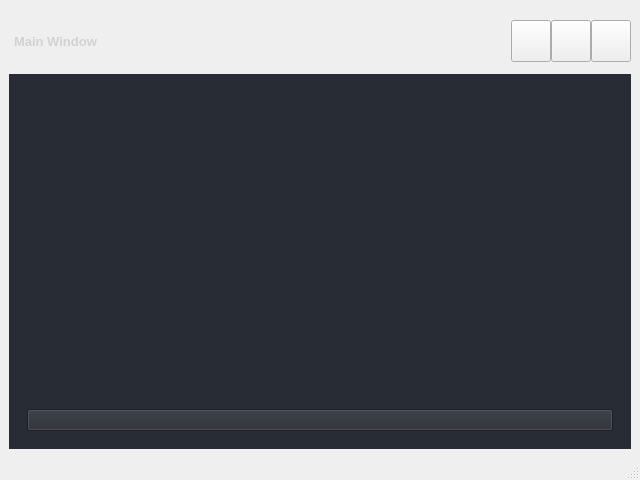
DariuszMak/python-standalone-gui-template, file src/ui/pyside_ui/forms/main_window.ui: the form before one commit.
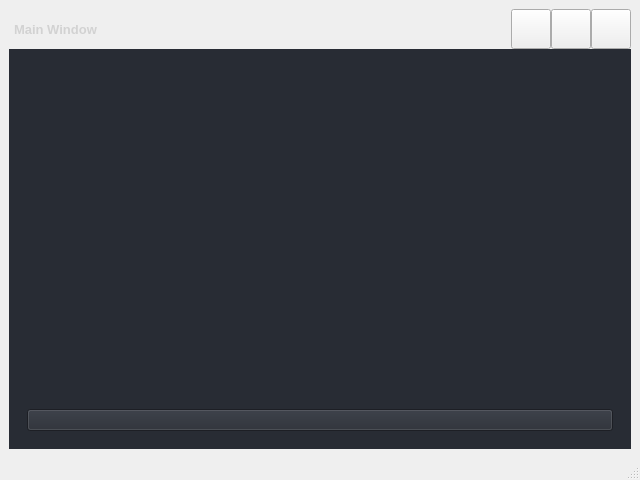
The form after the commit. Icons and pictures are not drawn.

Commit message: change ui top bar size

```diff
--- a/src/ui/pyside_ui/forms/main_window.ui
+++ b/src/ui/pyside_ui/forms/main_window.ui
@@ -56,13 +56,13 @@
          <property name="minimumSize">
           <size>
            <width>0</width>
-           <height>65</height>
+           <height>40</height>
           </size>
          </property>
          <property name="maximumSize">
           <size>
            <width>16777215</width>
-           <height>65</height>
+           <height>40</height>
           </size>
          </property>
          <property name="styleSheet">
```
